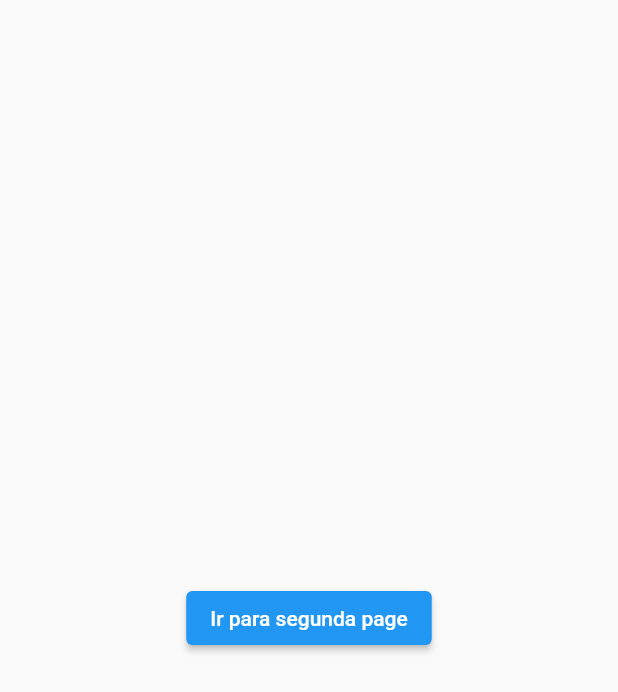
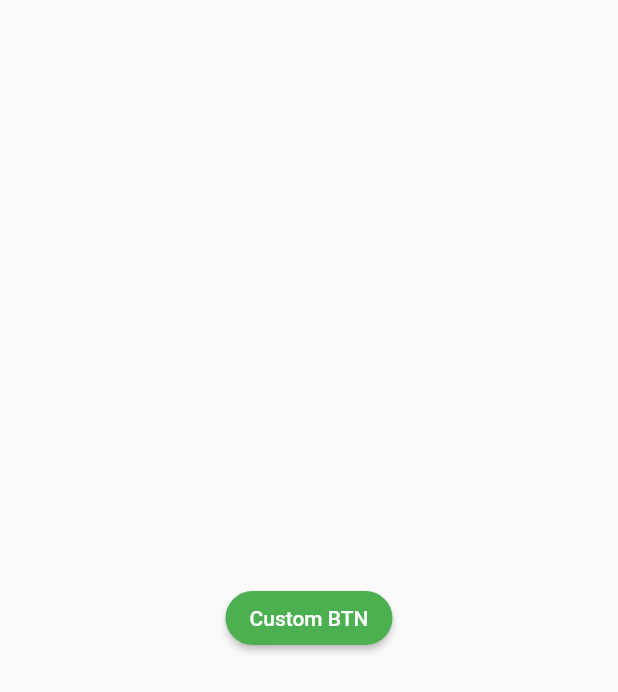
Before and after one commit to lucasaclima03/flutter_nv1, a Flutter app: the screen it shows after launch, on a phone screen of 412 x 824 dp. Shown: the top 692 px of the screen. Run offline on Flutter 3.47's test engine with Material 2 defaults, Android fonts, the phone set to English and light mode, and no system bars.

Commit message:
criando widgets personalizados

```diff
--- a/lib/main.dart
+++ b/lib/main.dart
@@ -1,4 +1,5 @@
 import 'package:flutter/material.dart';
+import 'package:flutter_nv1/two_page.dart';
 
 import 'one_page.dart';
 
@@ -16,7 +17,11 @@
     return MaterialApp(
       debugShowCheckedModeBanner: false,
       theme: ThemeData(primaryColor: Colors.green),
-      home:  const OnePage(),
+      initialRoute: '/',
+      routes: {
+        '/': (_) => const OnePage(),
+        '/twoPage' : (_) => const TwoPage()
+      }
 
     );
   }
--- a/lib/one_page.dart
+++ b/lib/one_page.dart
@@ -1,4 +1,5 @@
 import 'package:flutter/material.dart';
+import 'package:flutter_nv1/widgets/custom_button_widget.dart';
 import 'two_page.dart';
 
 class OnePage extends StatelessWidget {
@@ -8,13 +9,10 @@
   Widget build(BuildContext context) {
     return Scaffold(
       body: Center(
-        child: ElevatedButton(
-          onPressed: () {
-            Navigator.of(context).push(
-              MaterialPageRoute(builder: (context) => const TwoPage(args: 'Teste',)),
-            );
-          },
-          child: const Text("Ir para segunda page"),
+        child: CustomButtonWidget(
+          disable: false,
+          onPressed: () {},
+          title: 'Custom BTN',
         ),
       ),
     );
--- a/lib/two_page.dart
+++ b/lib/two_page.dart
@@ -1,18 +1,18 @@
 import 'package:flutter/material.dart';
 
 class TwoPage extends StatelessWidget {
-  final String args;
-
-  const TwoPage({Key? key, required this.args}) : super(key: key);
+  const TwoPage({Key? key}) : super(key: key);
 
   @override
   Widget build(BuildContext context) {
+    var args = ModalRoute.of(context)!.settings.arguments as String;
     return Scaffold(
+      appBar: AppBar(),
       backgroundColor: Colors.blue.shade100,
       body: Center(
         child: ElevatedButton(
           onPressed: () {
-            Navigator.of(context).pop();
+            Navigator.of(context).pop('Retorno');
           },
           child: Text('Voltar para page anterior $args'),
         ),
--- /dev/null
+++ b/lib/widgets/custom_button_widget.dart
@@ -0,0 +1,33 @@
+import 'package:flutter/material.dart';
+
+class CustomButtonWidget extends StatelessWidget {
+  final VoidCallback onPressed;
+  final String title;
+  final bool disable;
+  const CustomButtonWidget(
+      {Key? key,
+      required this.onPressed,
+      required this.title,
+      this.disable = false})
+      : super(key: key);
+
+  @override
+  Widget build(BuildContext context) {
+    return ElevatedButton(
+      onPressed: disable ? null : onPressed,
+      child: Text(title),
+      style: ButtonStyle(
+        backgroundColor: MaterialStateProperty.resolveWith<Color>((states) {
+          if (states.contains(MaterialState.disabled)) return Colors.red;
+          if (states.contains(MaterialState.pressed)) return Colors.blue;
+          return Colors.green;
+        }),
+        shape: MaterialStateProperty.all(
+          RoundedRectangleBorder(
+            borderRadius: BorderRadius.circular(30),
+          ),
+        ),
+      ),
+    );
+  }
+}
```
